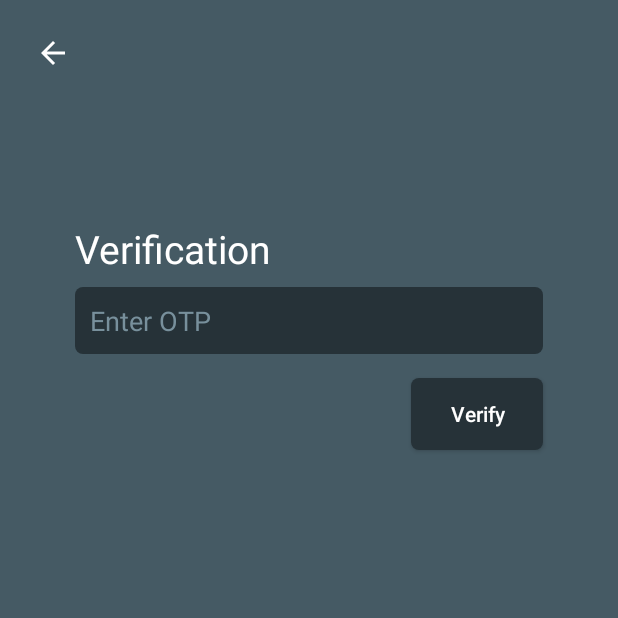
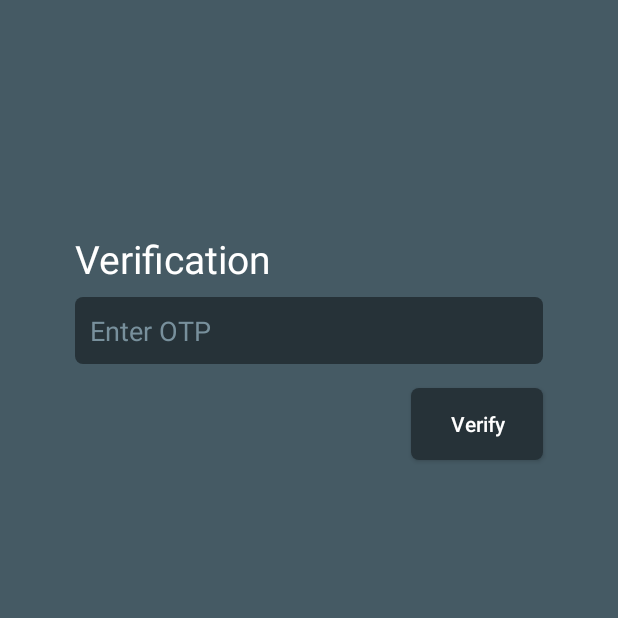
Before and after one commit to prkmathur/ThePattern, an Android app: the VerificationFragment screen opened through its navigation route, on a phone screen of 412 x 824 dp, the top half of it. Run offline under Robolectric (Android 15) with nearby library versions, the phone set to English and light mode, and no system bars; our stand-ins replace Dagger/Hilt's generated code, data binding; 5 statements that could not run were skipped.

Commit message:
committed 13-jul-19

```diff
--- a/app/build.gradle
+++ b/app/build.gradle
@@ -59,4 +59,5 @@ dependencies {
     implementation 'com.jakewharton.timber:timber:4.7.1'
     implementation 'androidx.viewpager:viewpager:1.0.0'
     implementation 'com.android.support:appcompat-v7:28.0.0'
+    implementation 'jp.wasabeef:blurry:3.0.0'
 }
--- a/app/src/main/java/com/app/thenhpattern/view/auth/ForgetPasswordFragment.java
+++ b/app/src/main/java/com/app/thenhpattern/view/auth/ForgetPasswordFragment.java
@@ -39,6 +39,7 @@ public class ForgetPasswordFragment extends BaseFragment implements View.OnClick
         navController = getNavController();
         binding = (FragmentForgetPasswordBinding) getBinding();
         binding.backBtn.setOnClickListener(this);
+        binding.forgetSubmit.setOnClickListener(this);
     }
 
     @Override
@@ -62,6 +63,10 @@ public class ForgetPasswordFragment extends BaseFragment implements View.OnClick
             navController.navigateUp();
         }else if(view.getId() == binding.forgetSubmit.getId()){
             navController.navigate(R.id.action_forgetPasswordFragment_to_verificationFragment);
+        }else if(view.getId() == binding.backBtn.getId()){
+            navController.navigateUp();
+        }else if(view.getId() == binding.forgetSubmit.getId()){
+            navController.navigate(R.id.action_forgetPasswordFragment_to_verificationFragment);
         }
     }
 }
--- a/app/src/main/java/com/app/thenhpattern/view/auth/VerificationFragment.java
+++ b/app/src/main/java/com/app/thenhpattern/view/auth/VerificationFragment.java
@@ -18,13 +18,12 @@ import com.app.thenhpattern.viewmodel.AuthViewModel;
 import com.app.thenhpattern.viewmodel.auth.VerificationViewModel;
 
 
-
-public class VerificationFragment extends BaseFragment {
+public class VerificationFragment extends BaseFragment implements View.OnClickListener {
 
     private VerificationViewModel verificationViewModel;
     private AuthViewModel authViewModel;
     private NavController navController;
-    private FragmentVerificationBinding fragmentVerificationBinding;
+    private FragmentVerificationBinding binding;
 
     public VerificationFragment(){}
 
@@ -39,8 +38,8 @@ public class VerificationFragment extends BaseFragment {
     public void onViewCreated(View view, Bundle savedInstanceState) {
         super.onViewCreated(view, savedInstanceState);
         navController = getNavController();
-        fragmentVerificationBinding = (FragmentVerificationBinding) getBinding();
-        fragmentVerificationBinding.setData(verificationViewModel);
+        binding = (FragmentVerificationBinding) getBinding();
+        binding.setData(verificationViewModel);
     }
 
     @Override
@@ -94,4 +93,9 @@ public class VerificationFragment extends BaseFragment {
     private Observer<Event<BaseResponse<UserVerification.Response>>> observer = responseBaseResponse -> {
 
     };
+
+    @Override
+    public void onClick(View view) {
+
+    }
 }
--- a/app/src/main/res/layout/fragment_verification.xml
+++ b/app/src/main/res/layout/fragment_verification.xml
@@ -8,11 +8,12 @@
         name="data"
         type="com.app.thenhpattern.viewmodel.auth.VerificationViewModel" />
 </data>
+
     <ScrollView
         android:layout_width="match_parent"
-        android:fillViewport="true"
+        android:layout_height="match_parent"
         android:background="@color/app_background"
-        android:layout_height="match_parent">
+        android:fillViewport="true">
 
         <androidx.constraintlayout.widget.ConstraintLayout
             android:layout_width="match_parent"
@@ -44,31 +45,20 @@
                 android:layout_width="wrap_content"
                 android:layout_height="wrap_content"
                 android:layout_marginTop="16dp"
+                android:background="@drawable/rect_text_edit"
                 android:onClick="@{()-> data.verifyUser()}"
                 android:text="Verify"
-                android:background="@drawable/rect_text_edit"
                 android:textAllCaps="false"
                 android:textColor="@color/btn_text_color"
 
                 app:layout_constraintEnd_toEndOf="@+id/edt_verification_code"
                 app:layout_constraintTop_toBottomOf="@+id/edt_verification_code" />
 
-            <ImageView
-                android:id="@+id/back_btn"
-                android:layout_width="wrap_content"
-                android:layout_height="wrap_content"
-                android:layout_marginStart="8dp"
-                android:layout_marginTop="8dp"
-                android:padding="15dp"
-                android:src="?attr/homeAsUpIndicator"
-                android:tint="@color/btn_text_color"
-                app:layout_constraintStart_toStartOf="parent"
-                app:layout_constraintTop_toTopOf="parent" />
-
             <TextView
                 android:id="@+id/textView5"
                 android:layout_width="wrap_content"
                 android:layout_height="wrap_content"
+                android:layout_marginTop="8dp"
                 android:layout_marginBottom="8dp"
                 android:text="Verification"
                 android:textColor="@color/txt_color"
--- a/app/src/main/res/navigation/nav_graph_auth.xml
+++ b/app/src/main/res/navigation/nav_graph_auth.xml
@@ -69,7 +69,11 @@
         android:label="ForgetPasswordFragment" >
         <action
             android:id="@+id/action_forgetPasswordFragment_to_verificationFragment"
-            app:destination="@id/verificationFragment" />
+            app:destination="@id/verificationFragment"
+            app:enterAnim="@anim/slide_in_right"
+            app:exitAnim="@anim/slide_out_left"
+            app:popEnterAnim="@anim/slide_in_left"
+            app:popExitAnim="@anim/slide_out_right"/>
     </fragment>
 
 </navigation>
```
Also changed, not shown: app/src/main/java/com/app/thenhpattern/model/remote/MockRepository.java (+24 -4 lines), app/src/main/java/com/app/thenhpattern/view/auth/LoginFragment.java (+17 -13 lines), app/src/main/java/com/app/thenhpattern/view/auth/RegisterFragment.java (+19 -11 lines), app/src/main/res/layout/fragment_login.xml (+39 -1 lines), app/src/main/res/layout/fragment_register.xml (+36 -2 lines).
